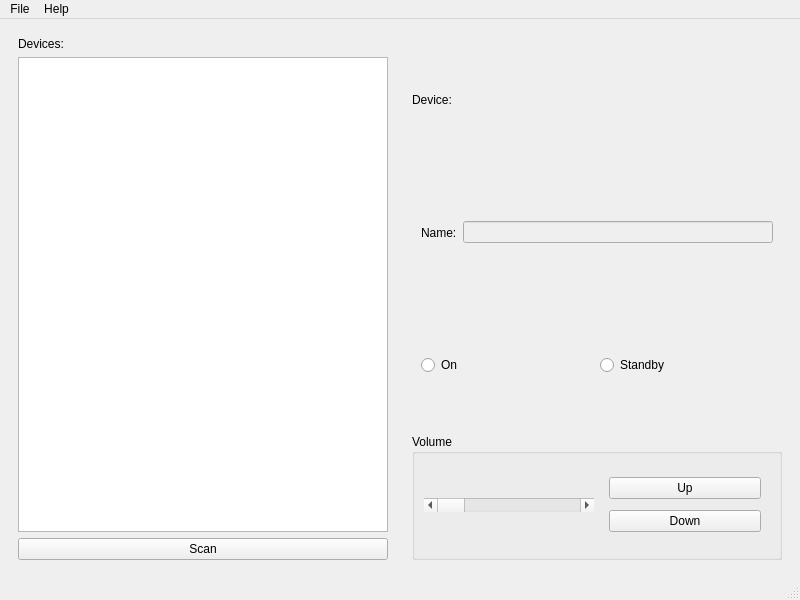
Old version of the form bmmusiccast/mainwindow.ui in the repository possum69/bmmusiccast.
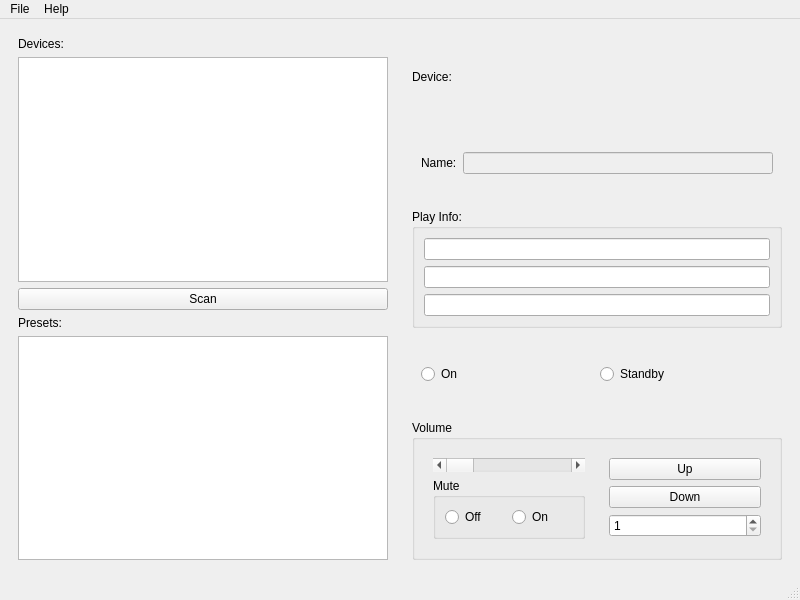
New version of the form.

Commit message: netusb_preset

```diff
--- a/bmmusiccast/mainwindow.ui
+++ b/bmmusiccast/mainwindow.ui
@@ -35,6 +35,16 @@
          </property>
         </widget>
        </item>
+       <item>
+        <widget class="QLabel" name="preset_label">
+         <property name="text">
+          <string>Presets:</string>
+         </property>
+        </widget>
+       </item>
+       <item>
+        <widget class="QListWidget" name="preset_listWidget"/>
+       </item>
       </layout>
      </widget>
     </item>
@@ -68,6 +78,24 @@
          </layout>
         </widget>
        </item>
+       <item>
+        <widget class="QGroupBox" name="playinfo_groupBox">
+         <property name="title">
+          <string>Play Info:</string>
+         </property>
+         <layout class="QVBoxLayout" name="verticalLayout_5">
+          <item>
+           <widget class="QLineEdit" name="artist_lineEdit"/>
+          </item>
+          <item>
+           <widget class="QLineEdit" name="album_lineEdit"/>
+          </item>
+          <item>
+           <widget class="QLineEdit" name="track_lineEdit"/>
+          </item>
+         </layout>
+        </widget>
+       </item>
        <item>
         <widget class="QWidget" name="power_widget" native="true">
          <layout class="QHBoxLayout" name="horizontalLayout_3">
@@ -95,10 +123,39 @@
          </property>
          <layout class="QHBoxLayout" name="horizontalLayout_4">
           <item>
-           <widget class="QScrollBar" name="volume_horizontalScrollBar">
-            <property name="orientation">
-             <enum>Qt::Orientation::Horizontal</enum>
-            </property>
+           <widget class="QWidget" name="vol_left_widget" native="true">
+            <layout class="QVBoxLayout" name="verticalLayout_4">
+             <item>
+              <widget class="QScrollBar" name="volume_horizontalScrollBar">
+               <property name="orientation">
+                <enum>Qt::Orientation::Horizontal</enum>
+               </property>
+              </widget>
+             </item>
+             <item>
+              <widget class="QGroupBox" name="mute_groupBox">
+               <property name="title">
+                <string>Mute</string>
+               </property>
+               <layout class="QHBoxLayout" name="horizontalLayout_5">
+                <item>
+                 <widget class="QRadioButton" name="unmute_radioButton">
+                  <property name="text">
+                   <string>Off</string>
+                  </property>
+                 </widget>
+                </item>
+                <item>
+                 <widget class="QRadioButton" name="mute_radioButton">
+                  <property name="text">
+                   <string>On</string>
+                  </property>
+                 </widget>
+                </item>
+               </layout>
+              </widget>
+             </item>
+            </layout>
            </widget>
           </item>
           <item>
@@ -118,6 +175,16 @@
                </property>
               </widget>
              </item>
+             <item>
+              <widget class="QSpinBox" name="step_spinBox">
+               <property name="minimum">
+                <number>1</number>
+               </property>
+               <property name="maximum">
+                <number>10</number>
+               </property>
+              </widget>
+             </item>
             </layout>
            </widget>
           </item>
```
Left out of the diff: 2 changed lines with no effect on the pictures. The commit also changes 6 other files.
